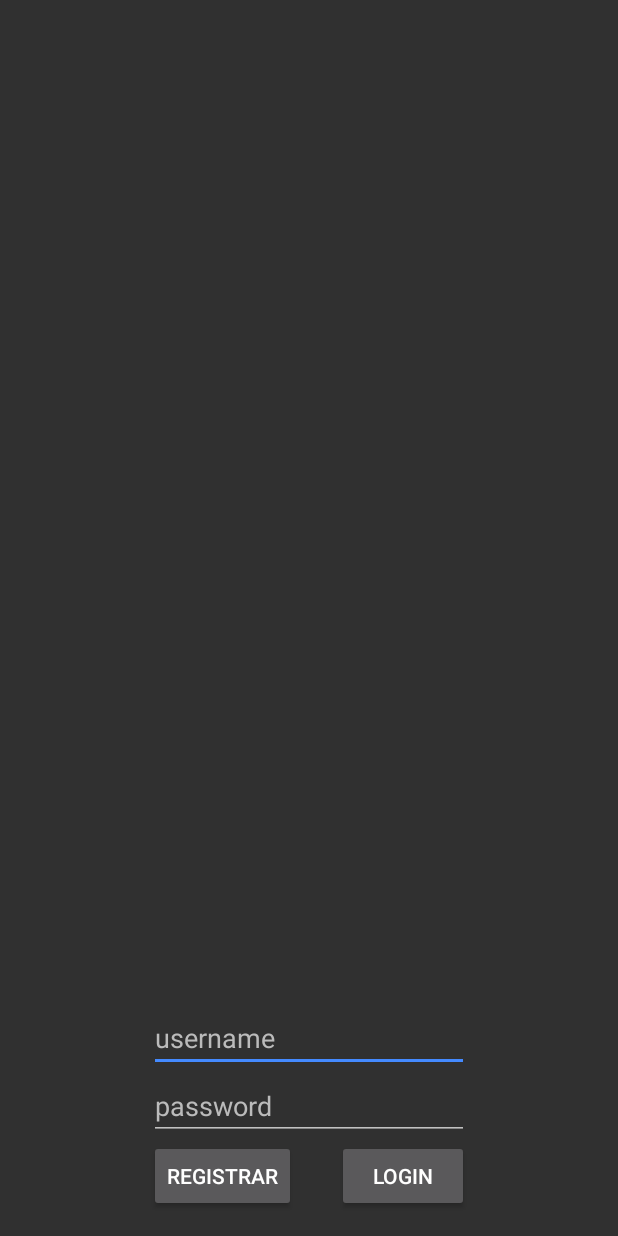
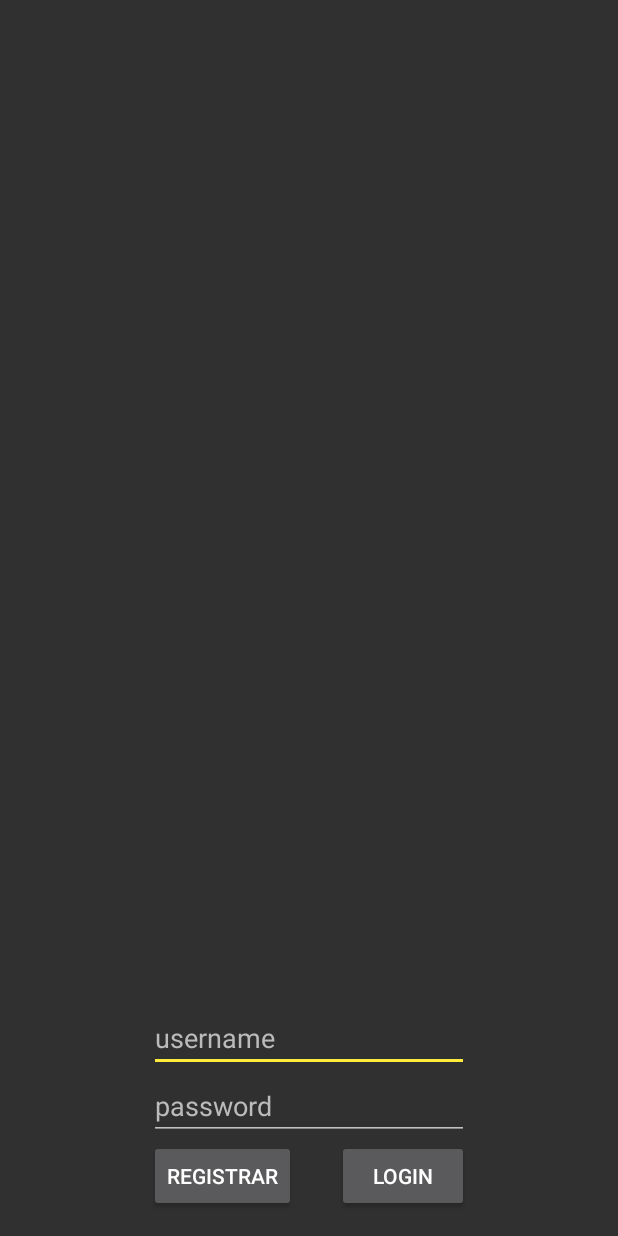
Before and after one commit to jfernandez178/ITI_Proiektua_2, an Android app: the screen it shows after launch (Login), on a phone screen of 412 x 824 dp. Run offline under Robolectric (Android 15) with nearby library versions, the phone set to English and light mode, and no system bars.

Commit message:
Cambiar colores para que haya un buen contraste

```diff
--- a/UkeleleArrospi/app/src/main/java/com/example/javier/ukelelearrospi/DatuBasea.java
+++ b/UkeleleArrospi/app/src/main/java/com/example/javier/ukelelearrospi/DatuBasea.java
@@ -146,7 +146,7 @@ public class DatuBasea extends SQLiteOpenHelper {
 
     private void datuBaseanKantuakSartu(SQLiteDatabase db){
         for (int i=0; i < songs.length; i++){
-            db.execSQL("INSERT INTO INFOKANTA VALUES ('"+songs[i]+"', '', '"+songs[i]+"', 'http://www.youtube.com/watch?v=XzOdXhywIbo', "+i+", 'Ander', 138)");
+            db.execSQL("INSERT INTO INFOKANTA VALUES ('"+songs[i]+"', '', '"+songs[i]+"', 'http://www.youtube.com/watch?v=XzOdXhywIbo', "+(i % 4)+", 'Ander', 138)");
         }
     }
 
--- a/UkeleleArrospi/app/src/main/res/values/color.xml
+++ b/UkeleleArrospi/app/src/main/res/values/color.xml
@@ -1,9 +1,9 @@
 <?xml version="1.0" encoding="utf-8"?>
 <resources>
-    <color name="primary">#795548</color>
-    <color name="primary_dark">#5D4037</color>
-    <color name="primary_light">#D7CCC8</color>
-    <color name="accent">#448AFF</color>
+    <color name="primary">#2196F3</color>
+    <color name="primary_dark">#1976D2</color>
+    <color name="primary_light">#BBDEFB</color>
+    <color name="accent">#FFEB3B</color>
 
     <color name="zailtasuna_erreza">#339933</color>
     <color name="zailtasuna_ertaina">#FFFF00</color>
```
